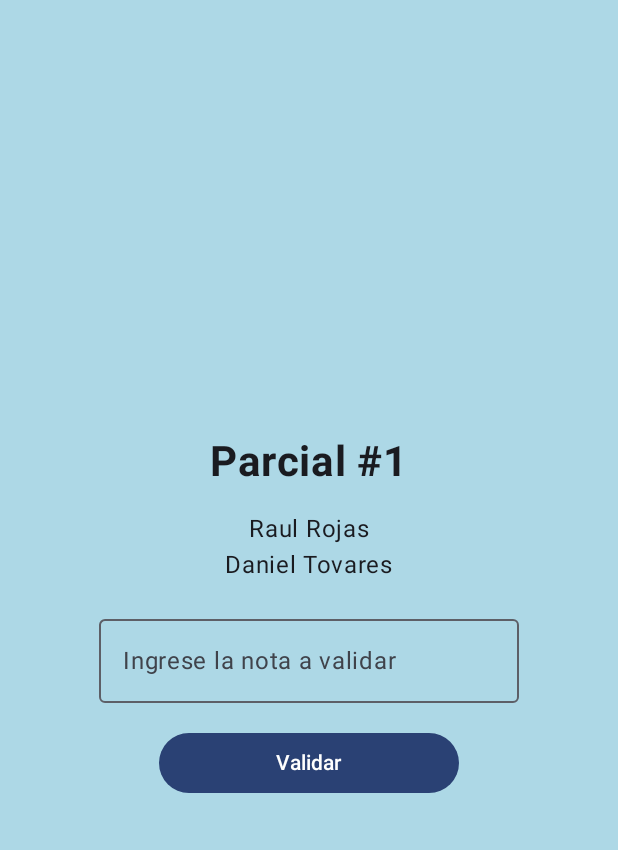
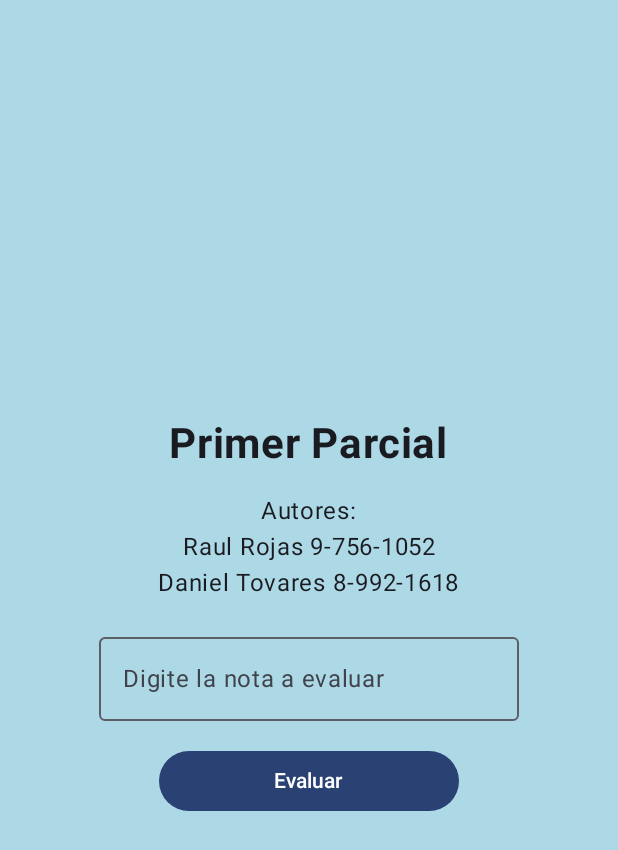
Before and after one commit to raulrojas1/parcial1, an Android app built with Jetpack Compose: the screen it shows after launch (MainActivity), on a phone screen of 412 x 824 dp. Shown: the top 850 px of the screen. Run offline under Robolectric (Android 15) with nearby library versions, the phone set to English and light mode, and no system bars.

Commit message:
cambia codigo mejor presentacion

```diff
--- a/parcial1/app/src/main/java/com/example/parcialcalculadora/MainActivity.kt
+++ b/parcial1/app/src/main/java/com/example/parcialcalculadora/MainActivity.kt
@@ -27,8 +27,8 @@ class MainActivity : ComponentActivity() {
         enableEdgeToEdge()
         setContent {
             ParcialCalculadoraTheme {
-                Scaffold(modifier = Modifier.fillMaxSize()) { innerPadding ->
-                    ParcialContent(Modifier.padding(innerPadding))
+                Scaffold(modifier = Modifier.fillMaxSize()) { paddingValues ->
+                    MainContent(Modifier.padding(paddingValues))
                 }
             }
         }
@@ -36,9 +36,9 @@ class MainActivity : ComponentActivity() {
 }
 
 @Composable
-fun ParcialContent(modifier: Modifier = Modifier) {
-    var notaText by remember { mutableStateOf("") }
-    val context = LocalContext.current
+fun MainContent(modifier: Modifier = Modifier) {
+    var inputNota by remember { mutableStateOf("") }
+    val contexto = LocalContext.current
 
     Column(
         modifier = modifier
@@ -48,23 +48,24 @@ fun ParcialContent(modifier: Modifier = Modifier) {
         horizontalAlignment = Alignment.CenterHorizontally,
         verticalArrangement = Arrangement.Center
     ) {
-        Text("Parcial #1", fontSize = 28.sp, fontWeight = FontWeight.Bold)
+        Text("Primer Parcial", fontSize = 28.sp, fontWeight = FontWeight.Bold)
 
         Spacer(modifier = Modifier.height(16.dp))
 
-        Text("Raul Rojas")
-        Text("Daniel Tovares")
+        Text("Autores:")
+        Text("Raul Rojas 9-756-1052")
+        Text("Daniel Tovares 8-992-1618")
 
         Spacer(modifier = Modifier.height(16.dp))
 
         OutlinedTextField(
-            value = notaText,
-            onValueChange = { input ->
-                if (input.all { it.isDigit() }) {
-                    notaText = input
+            value = inputNota,
+            onValueChange = { texto ->
+                if (texto.all { it.isDigit() }) {
+                    inputNota = texto
                 }
             },
-            label = { Text("Ingrese la nota a validar") },
+            label = { Text("Digite la nota a evaluar") },
             singleLine = true,
             keyboardOptions = KeyboardOptions(keyboardType = KeyboardType.Number)
         )
@@ -73,22 +74,22 @@ fun ParcialContent(modifier: Modifier = Modifier) {
 
         Button(
             onClick = {
-                val nota = notaText.toIntOrNull()
-                val resultado = when {
-                    nota == null || nota < 0 || nota > 100 -> "Nota inválida"
-                    nota >= 91 -> "A (Excelente)"
-                    nota >= 81 -> "B (Bueno)"
-                    nota >= 71 -> "C (Regular)"
-                    nota >= 61 -> "D (Más o menos regular)"
-                    else -> "No Aprobado"
+                val valorNota = inputNota.toIntOrNull()
+                val mensaje = when {
+                    valorNota == null || valorNota < 0 || valorNota > 100 -> "Nota no válida"
+                    valorNota >= 91 -> "A (Excelente)"
+                    valorNota >= 81 -> "B (Bueno)"
+                    valorNota >= 71 -> "C (Regular)"
+                    valorNota >= 61 -> "D (Mas o menos regular)"
+                    else -> "No aprobado"
                 }
 
-                Toast.makeText(context, "Resultado: $resultado", Toast.LENGTH_LONG).show()
+                Toast.makeText(contexto, "Resultado: $mensaje", Toast.LENGTH_LONG).show()
             },
             shape = RoundedCornerShape(50),
             modifier = Modifier.width(200.dp)
         ) {
-            Text("Validar")
+            Text("Evaluar")
         }
     }
 }
```
